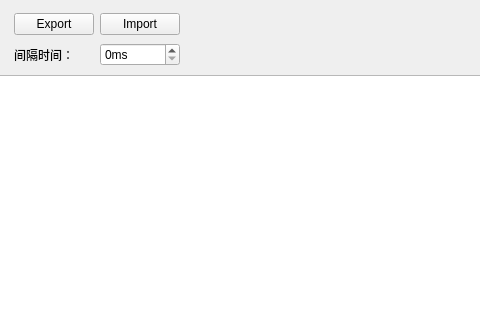
The window that offlinecontrol.ui (lianglunfei/Robot2020-QT) describes before a commit, drawn with Qt 5; both pictures show x 586 to 1066 and y 0 to 320 of the 1329 by 479 pixel window.
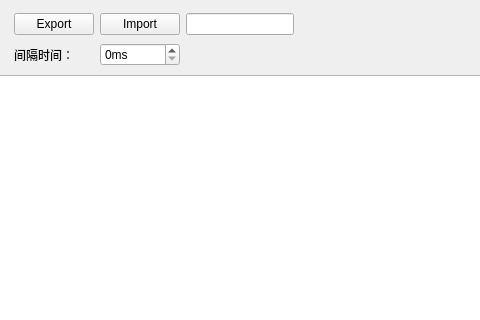
The same window after the commit. Icons and pictures are not drawn. Custom widgets are drawn as their Qt base class.

Commit message: 将csv文件移到debug目录

The edit to the form file:
```diff
--- a/offlinecontrol.ui
+++ b/offlinecontrol.ui
@@ -257,13 +257,6 @@
            </property>
           </widget>
          </item>
-         <item row="0" column="3">
-          <widget class="QLabel" name="fileNameLabel">
-           <property name="text">
-            <string/>
-           </property>
-          </widget>
-         </item>
          <item row="0" column="2">
           <widget class="QPushButton" name="importPushButton">
            <property name="text">
@@ -282,6 +275,23 @@
            </property>
           </widget>
          </item>
+         <item row="1" column="3">
+          <widget class="QLabel" name="fileNameLabel">
+           <property name="text">
+            <string/>
+           </property>
+          </widget>
+         </item>
+         <item row="0" column="3">
+          <widget class="QLineEdit" name="fileNameLineEdit">
+           <property name="sizePolicy">
+            <sizepolicy hsizetype="Preferred" vsizetype="Fixed">
+             <horstretch>0</horstretch>
+             <verstretch>0</verstretch>
+            </sizepolicy>
+           </property>
+          </widget>
+         </item>
         </layout>
        </item>
        <item>
```
The commit also changes 1 other file.
